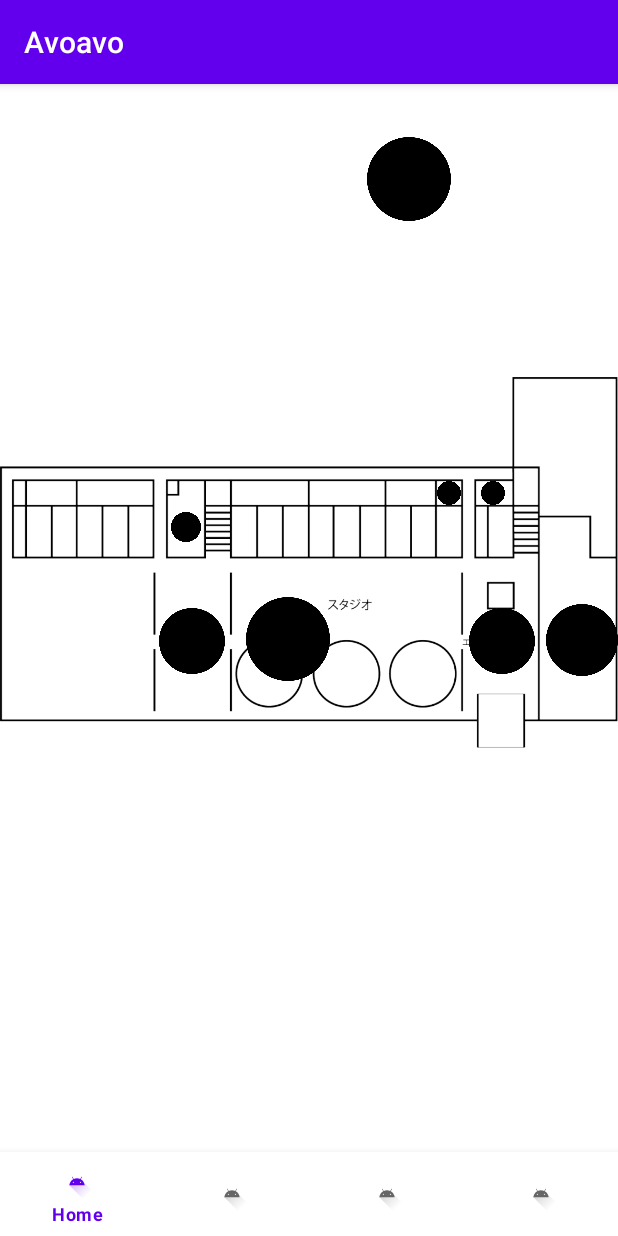
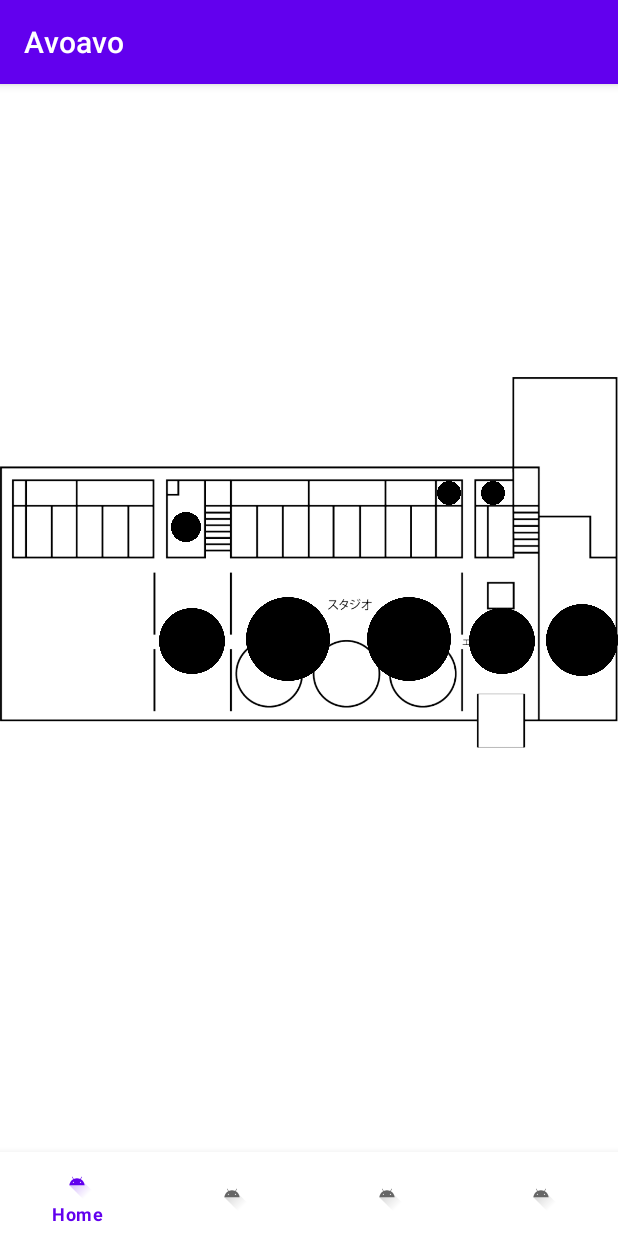
Before and after one commit to FunLocks/team2005, an Android app: the fragment HomeFirstFragment placed in its activity, on a phone screen of 412 x 824 dp. Run offline under Robolectric (Android 15) with nearby library versions, the phone set to English and light mode, and no system bars.

Commit message:
Update Avoavo/app/src/main/res/layout/fragment_home_first.xml
垂直方向のバイアスが間違っていたため修正

```diff
--- a/Avoavo/app/src/main/res/layout/fragment_home_first.xml
+++ b/Avoavo/app/src/main/res/layout/fragment_home_first.xml
@@ -55,7 +55,7 @@
         app:layout_constraintHorizontal_bias="0.687"
         app:layout_constraintStart_toStartOf="@+id/fun_1F"
         app:layout_constraintTop_toTopOf="@+id/fun_1F"
-        app:layout_constraintVertical_bias="0.088" />
+        app:layout_constraintVertical_bias="0.583" />
 
     <ImageView
         android:id="@+id/circle_4"
```
